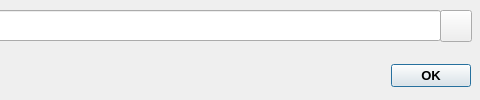
Before: the Qt Designer form idwindow.ui in MorgothCreator/lyra-gui-wallet, drawn with Qt 5; both pictures show x 260 to 740 and y 0 to 100 of the 740 by 100 pixel window.
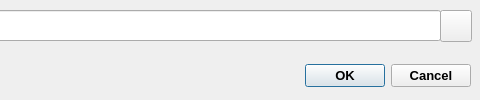
After: the same form once the commit is applied.

Commit message: Add CLI busy semaphore on buttons. Add transaction history overview and detailed view.

Diff of the .ui file:
```diff
--- a/idwindow.ui
+++ b/idwindow.ui
@@ -59,7 +59,7 @@
     <enum>Qt::Horizontal</enum>
    </property>
    <property name="standardButtons">
-    <set>QDialogButtonBox::Ok</set>
+    <set>QDialogButtonBox::Cancel|QDialogButtonBox::Ok</set>
    </property>
    <property name="centerButtons">
     <bool>false</bool>
```
The commit also changes 22 other files.
